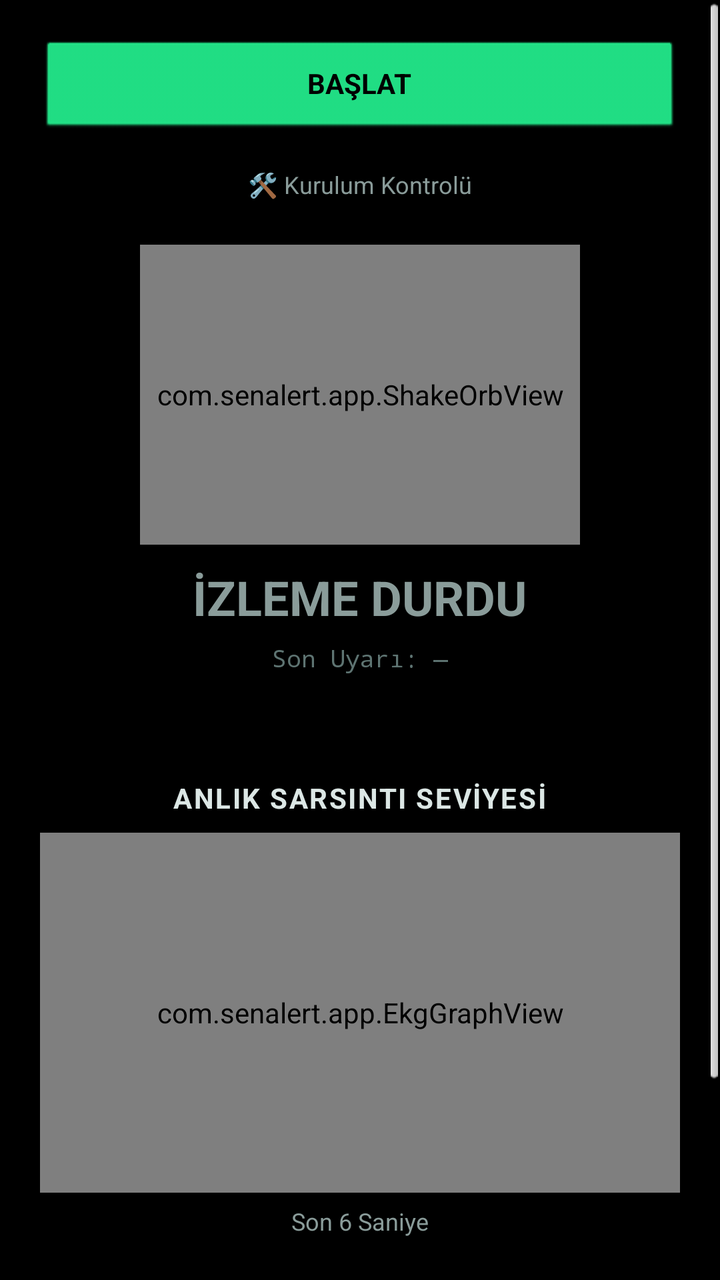
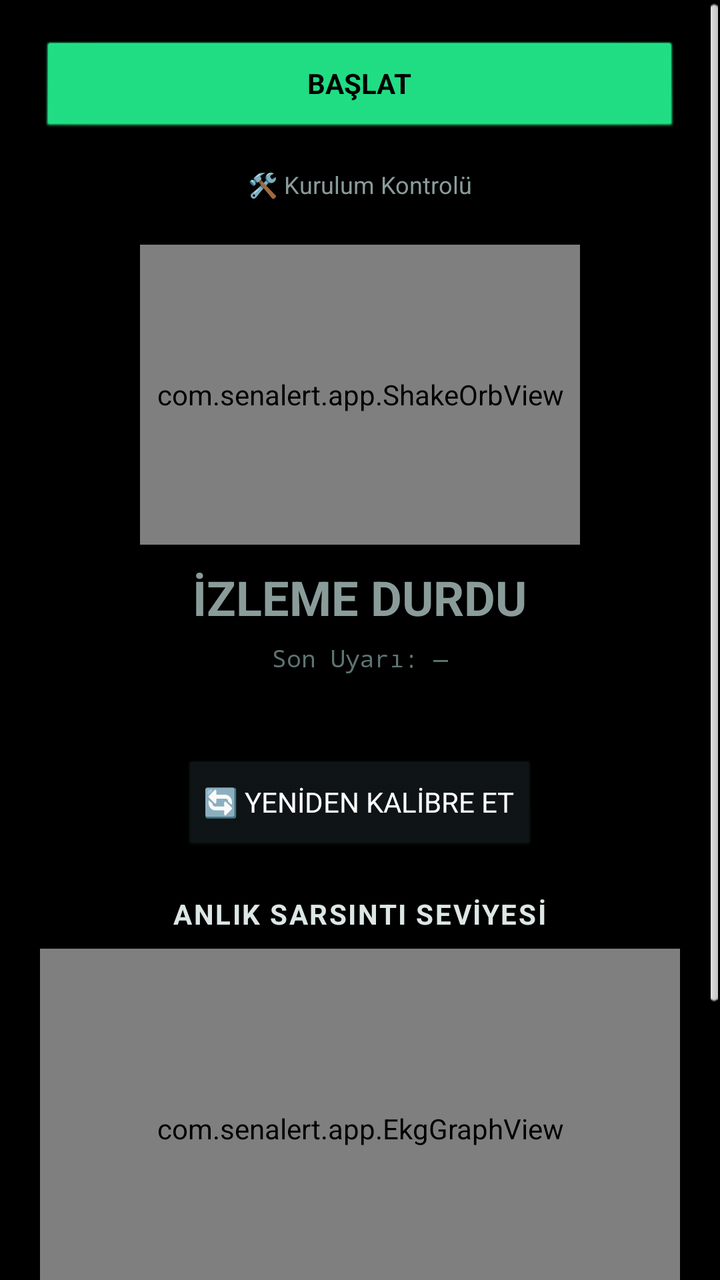

Two renders of the same Android screen: before a commit and after it. Below are the layout's source before the change and the commit's diff.
<!-- AndroidManifest.xml: application theme android:Theme.Black.NoTitleBar -->
<!-- res/layout/activity_main.xml -->
<?xml version="1.0" encoding="utf-8"?>
<ScrollView xmlns:android="http://schemas.android.com/apk/res/android"
    android:id="@+id/rootLayout"
    android:layout_width="match_parent"
    android:layout_height="match_parent"
    android:background="#05070707">

    <LinearLayout
        android:layout_width="match_parent"
        android:layout_height="wrap_content"
        android:orientation="vertical"
        android:padding="20dp">

        <Button
            android:id="@+id/btnToggle"
            android:layout_width="match_parent"
            android:layout_height="wrap_content"
            android:text="BAŞLAT"
            android:backgroundTint="#22E88A"
            android:textColor="#000000"
            android:textStyle="bold"/>

        <TextView
            android:id="@+id/btnSetupToggle"
            android:layout_width="wrap_content"
            android:layout_height="wrap_content"
            android:layout_gravity="center_horizontal"
            android:layout_marginTop="10dp"
            android:padding="6dp"
            android:text="🛠️ Kurulum Kontrolü"
            android:textColor="#8A9C9A"
            android:textSize="12sp"/>

        <LinearLayout
            android:id="@+id/setupPanel"
            android:layout_width="match_parent"
            android:layout_height="wrap_content"
            android:orientation="vertical"
            android:visibility="gone"
            android:background="#0F1517"
            android:padding="14dp"
            android:layout_marginTop="4dp">

            <TextView
                android:id="@+id/setupNotifStatus"
                android:layout_width="wrap_content"
                android:layout_height="wrap_content"
                android:text="Bildirim İzni: —"
                android:textColor="#DCE7E5"
                android:textSize="13sp"/>

            <Button
                android:id="@+id/btnFixNotif"
                android:layout_width="wrap_content"
                android:layout_height="wrap_content"
                android:text="İzin Ver"
                android:backgroundTint="#22E88A"
                android:textColor="#000000"
                android:layout_marginTop="6dp"
                android:visibility="gone"/>

            <View
                android:layout_width="match_parent"
                android:layout_height="1dp"
                android:background="#1C2A2C"
                android:layout_marginTop="12dp"
                android:layout_marginBottom="12dp"/>

            <TextView
                android:id="@+id/setupBatteryStatus"
                android:layout_width="wrap_content"
                android:layout_height="wrap_content"
                android:text="Pil Optimizasyonu: —"
                android:textColor="#DCE7E5"
                android:textSize="13sp"/>

            <Button
                android:id="@+id/btnFixBattery"
                android:layout_width="wrap_content"
                android:layout_height="wrap_content"
                android:text="Kısıtlamayı Kaldır"
                android:backgroundTint="#22E88A"
                android:textColor="#000000"
                android:layout_marginTop="6dp"
                android:visibility="gone"/>

            <View
                android:layout_width="match_parent"
                android:layout_height="1dp"
                android:background="#1C2A2C"
                android:layout_marginTop="12dp"
                android:layout_marginBottom="12dp"/>

            <TextView
                android:layout_width="wrap_content"
                android:layout_height="wrap_content"
                android:text="Otomatik Başlatma (cihaz markanıza göre ayrı bir ayar olabilir)"
                android:textColor="#DCE7E5"
                android:textSize="13sp"/>

            <Button
                android:id="@+id/btnFixAutostart"
                android:layout_width="wrap_content"
                android:layout_height="wrap_content"
                android:text="Ayarları Aç"
                android:backgroundTint="#0F1517"
                android:textColor="#FFFFFF"
                android:layout_marginTop="6dp"/>

        </LinearLayout>

        <com.senalert.app.ShakeOrbView
            android:id="@+id/orbView"
            android:layout_width="220dp"
            android:layout_height="150dp"
            android:layout_gravity="center_horizontal"
            android:layout_marginTop="16dp"/>

        <TextView
            android:id="@+id/stateText"
            android:layout_width="wrap_content"
            android:layout_height="wrap_content"
            android:layout_gravity="center_horizontal"
            android:layout_marginTop="10dp"
            android:text="İZLEME DURDU"
            android:textColor="#8A9C9A"
            android:textSize="24sp"
            android:textStyle="bold"/>

        <TextView
            android:id="@+id/lastAlertText"
            android:layout_width="wrap_content"
            android:layout_height="wrap_content"
            android:layout_gravity="center_horizontal"
            android:layout_marginTop="6dp"
            android:text="Son Uyarı: —"
            android:textColor="#5E7472"
            android:textSize="12sp"
            android:fontFamily="monospace"/>

        <TextView
            android:id="@+id/alertBar"
            android:layout_width="match_parent"
            android:layout_height="wrap_content"
            android:layout_marginTop="16dp"
            android:padding="14dp"
            android:gravity="center"
            android:visibility="gone"
            android:textColor="#000000"
            android:textSize="16sp"
            android:textStyle="bold"
            android:background="#808080"/>

        <TextView
            android:id="@+id/btnMute"
            android:layout_width="wrap_content"
            android:layout_height="wrap_content"
            android:layout_gravity="center_horizontal"
            android:layout_marginTop="8dp"
            android:padding="4dp"
            android:text="🔕 Uyarıyı Sustur"
            android:textColor="#FF3B30"
            android:textSize="12sp"
            android:visibility="invisible"/>

        <TextView
            android:layout_width="wrap_content"
            android:layout_height="wrap_content"
            android:layout_gravity="center_horizontal"
            android:layout_marginTop="20dp"
            android:text="ANLIK SARSINTI SEVİYESİ"
            android:textColor="#DCE7E5"
            android:textSize="14sp"
            android:textStyle="bold"
            android:letterSpacing="0.06"/>

        <com.senalert.app.EkgGraphView
            android:id="@+id/ekgView"
            android:layout_width="match_parent"
            android:layout_height="180dp"
            android:layout_marginTop="8dp"
            android:background="#0a1112"/>

        <TextView
            android:layout_width="wrap_content"
            android:layout_height="wrap_content"
            android:layout_gravity="center_horizontal"
            android:layout_marginTop="6dp"
            android:text="Son 6 Saniye"
            android:textColor="#8A9C9A"
            android:textSize="12sp"/>

        <TextView
            android:id="@+id/btnInfoToggle"
            android:layout_width="wrap_content"
            android:layout_height="wrap_content"
            android:layout_gravity="center_horizontal"
            android:layout_marginTop="18dp"
            android:padding="8dp"
            android:text="ℹ️ Teknik Bilgi"
            android:textColor="#8A9C9A"
            android:textSize="12sp"/>

        <LinearLayout
            android:id="@+id/detailsPanel"
            android:layout_width="match_parent"
            android:layout_height="wrap_content"
            android:orientation="vertical"
            android:visibility="gone"
            android:background="#0F1517"
            android:padding="12dp"
            android:layout_marginTop="4dp">

            <TextView
                android:id="@+id/sensorText"
                android:layout_width="wrap_content"
                android:layout_height="wrap_content"
                android:layout_gravity="center_horizontal"
                android:text="X: 0.00  Y: 0.00  Z: 0.00\nΔXY: 0.00  ΔZ: 0.00"
                android:textColor="#DCE7E5"
                android:textSize="12sp"
                android:fontFamily="monospace"
                android:gravity="center"/>

            <TextView
                android:id="@+id/lastBroadcastText"
                android:layout_width="wrap_content"
                android:layout_height="wrap_content"
                android:layout_gravity="center_horizontal"
                android:layout_marginTop="8dp"
                android:text="Son Veri Güncellemesi: —"
                android:textColor="#22E88A"
                android:textSize="11sp"
                android:fontFamily="monospace"
                android:gravity="center"/>

            <TextView
                android:layout_width="wrap_content"
                android:layout_height="wrap_content"
                android:layout_gravity="center_horizontal"
                android:layout_marginTop="6dp"
                android:text="Seviye ölçeği: 🟢 0-29 Düşük · 🟡 30-69 Orta · 🔴 70-100 Yüksek"
                android:textColor="#8A9C9A"
                android:textSize="10sp"
                android:gravity="center"/>

            <View
                android:layout_width="match_parent"
                android:layout_height="1dp"
                android:background="#1C2A2C"
                android:layout_marginTop="12dp"
                android:layout_marginBottom="12dp"/>

            <TextView
                android:layout_width="wrap_content"
                android:layout_height="wrap_content"
                android:text="Sen-Alert, cihazın bulunduğu noktadaki sarsıntıyı internet bağlantısı gerektirmeden, dahili hareket sensörlerini kullanarak sürekli izler. Amacı panik oluşturmak değil, olası bir sarsıntı durumunda kullanıcıya mümkün olan en kısa sürede farkındalık kazandırmaktır.\n\nSarsıntı seviyeleri (Yeşil / Sarı / Kırmızı), cihazın dahili hareket sensörlerinden alınan verilerin analizine göre belirlenir. Eşik değerleri gerçek kullanım testleriyle optimize edilmiştir.\n\nBu uygulama bir deprem büyüklüğü veya deprem şiddeti ölçüm cihazı değildir. Ölçülen değerler; cihazın modeli, sensör özellikleri, bulunduğu yüzey ve konum gibi etkenlere bağlı olarak değişebilir. Sen-Alert, yalnızca cihazın bulunduğu noktadaki sarsıntıyı algılayarak kullanıcıyı mümkün olan en kısa sürede ses, titreşim ve ışık bildirimleriyle uyarmayı amaçlar."
                android:textColor="#8A9C9A"
                android:textSize="11sp"
                android:lineSpacingExtra="3dp"/>

            <View
                android:layout_width="match_parent"
                android:layout_height="1dp"
                android:background="#1C2A2C"
                android:layout_marginTop="12dp"
                android:layout_marginBottom="12dp"/>

            <TextView
                android:layout_width="wrap_content"
                android:layout_height="wrap_content"
                android:layout_gravity="center_horizontal"
                android:text="CANLI ALGORİTMA KARŞILAŞTIRMA (TEST MODU)"
                android:textColor="#FFD60A"
                android:textSize="11sp"
                android:textStyle="bold"
                android:letterSpacing="0.05"/>

            <TextView
                android:id="@+id/testModeOffNotice"
                android:layout_width="wrap_content"
                android:layout_height="wrap_content"
                android:layout_gravity="center_horizontal"
                android:layout_marginTop="8dp"
                android:text="Test Modu kapalı - Ayarlar'dan açabilirsiniz"
                android:textColor="#5E7472"
                android:textSize="10sp"/>

            <LinearLayout
                android:id="@+id/comparisonPanel"
                android:layout_width="match_parent"
                android:layout_height="wrap_content"
                android:orientation="vertical"
                android:visibility="gone"
                android:layout_marginTop="8dp">

                <LinearLayout
                    android:layout_width="match_parent"
                    android:layout_height="wrap_content"
                    android:orientation="horizontal">

                    <LinearLayout
                        android:layout_width="0dp"
                        android:layout_height="wrap_content"
                        android:layout_weight="1"
                        android:orientation="vertical"
                        android:gravity="center">
                        <TextView
                            android:layout_width="wrap_content" android:layout_height="wrap_content"
                            android:text="MEVCUT V1 (XY)" android:textColor="#5E7472" android:textSize="9sp"/>
                        <TextView
                            android:id="@+id/cmpSxy"
                            android:layout_width="wrap_content" android:layout_height="wrap_content"
                            android:text="0.00" android:textColor="#DCE7E5" android:textSize="18sp" android:textStyle="bold"/>
                        <TextView
                            android:id="@+id/cmpSxyState"
                            android:layout_width="wrap_content" android:layout_height="wrap_content"
                            android:text="NORMAL" android:textColor="#22E88A" android:textSize="11sp"/>
                    </LinearLayout>

                    <LinearLayout
                        android:layout_width="0dp"
                        android:layout_height="wrap_content"
                        android:layout_weight="1"
                        android:orientation="vertical"
                        android:gravity="center">
                        <TextView
                            android:layout_width="wrap_content" android:layout_height="wrap_content"
                            android:text="TEST V1.1 (XYZ w=0.3)" android:textColor="#5E7472" android:textSize="9sp"/>
                        <TextView
                            android:id="@+id/cmpSxyz"
                            android:layout_width="wrap_content" android:layout_height="wrap_content"
                            android:text="0.00" android:textColor="#DCE7E5" android:textSize="18sp" android:textStyle="bold"/>
                        <TextView
                            android:id="@+id/cmpSxyzState"
                            android:layout_width="wrap_content" android:layout_height="wrap_content"
                            android:text="NORMAL" android:textColor="#22E88A" android:textSize="11sp"/>
                    </LinearLayout>
                </LinearLayout>

                <View
                    android:layout_width="match_parent" android:layout_height="1dp"
                    android:background="#1C2A2C" android:layout_marginTop="10dp" android:layout_marginBottom="10dp"/>

                <TextView
                    android:layout_width="wrap_content" android:layout_height="wrap_content"
                    android:text="TEPKİ SÜRELERİ (SON BÖLÜM)"
                    android:textColor="#5E7472" android:textSize="9sp" android:layout_gravity="center_horizontal"/>

                <LinearLayout
                    android:layout_width="match_parent" android:layout_height="wrap_content"
                    android:orientation="horizontal" android:layout_marginTop="6dp">
                    <TextView
                        android:layout_width="0dp" android:layout_height="wrap_content" android:layout_weight="1"
                        android:text="🟡 Sarı: XY" android:textColor="#8A9C9A" android:textSize="11sp"/>
                    <TextView
                        android:id="@+id/cmpYellowXy"
                        android:layout_width="0dp" android:layout_height="wrap_content" android:layout_weight="1"
                        android:text="—" android:textColor="#DCE7E5" android:textSize="11sp" android:gravity="end"/>
                </LinearLayout>

                <LinearLayout
                    android:layout_width="match_parent" android:layout_height="wrap_content"
                    android:orientation="horizontal">
                    <TextView
                        android:layout_width="0dp" android:layout_height="wrap_content" android:layout_weight="1"
                        android:text="🟡 Sarı: XYZ" android:textColor="#8A9C9A" android:textSize="11sp"/>
                    <TextView
                        android:id="@+id/cmpYellowXyz"
                        android:layout_width="0dp" android:layout_height="wrap_content" android:layout_weight="1"
                        android:text="—" android:textColor="#DCE7E5" android:textSize="11sp" android:gravity="end"/>
                </LinearLayout>

                <LinearLayout
                    android:layout_width="match_parent" android:layout_height="wrap_content"
                    android:orientation="horizontal" android:layout_marginTop="6dp">
                    <TextView
                        android:layout_width="0dp" android:layout_height="wrap_content" android:layout_weight="1"
                        android:text="🔴 Kırmızı: XY" android:textColor="#8A9C9A" android:textSize="11sp"/>
                    <TextView
                        android:id="@+id/cmpRedXy"
                        android:layout_width="0dp" android:layout_height="wrap_content" android:layout_weight="1"
                        android:text="—" android:textColor="#DCE7E5" android:textSize="11sp" android:gravity="end"/>
                </LinearLayout>

                <LinearLayout
                    android:layout_width="match_parent" android:layout_height="wrap_content"
                    android:orientation="horizontal">
                    <TextView
                        android:layout_width="0dp" android:layout_height="wrap_content" android:layout_weight="1"
                        android:text="🔴 Kırmızı: XYZ" android:textColor="#8A9C9A" android:textSize="11sp"/>
                    <TextView
                        android:id="@+id/cmpRedXyz"
                        android:layout_width="0dp" android:layout_height="wrap_content" android:layout_weight="1"
                        android:text="—" android:textColor="#DCE7E5" android:textSize="11sp" android:gravity="end"/>
                </LinearLayout>

                <Button
                    android:id="@+id/btnSaveCsv"
                    android:layout_width="match_parent" android:layout_height="wrap_content"
                    android:text="💾 TESTİ KAYDET (CSV)"
                    android:backgroundTint="#FFD60A" android:textColor="#000000"
                    android:layout_marginTop="14dp"/>
            </LinearLayout>
        </LinearLayout>

        <Button
            android:id="@+id/btnRecalibrate"
            android:layout_width="wrap_content"
            android:layout_height="wrap_content"
            android:layout_gravity="center_horizontal"
            android:layout_marginTop="16dp"
            android:text="YENİDEN KALİBRE ET"
            android:backgroundTint="#0F1517"
            android:textColor="#FFFFFF"
            android:visibility="gone"/>

        <Button
            android:id="@+id/btnSettings"
            android:layout_width="match_parent"
            android:layout_height="wrap_content"
            android:layout_marginTop="20dp"
            android:text="AYARLAR"
            android:backgroundTint="#0F1517"
            android:textColor="#FFFFFF"/>

    </LinearLayout>
</ScrollView>
<!-- resources referenced by this layout -->
<resources>

</resources>

<!-- the commit's change to res/layout/activity_main.xml (unified diff, before → after) -->
@@ -163,6 +163,17 @@
             android:textSize="12sp"
             android:visibility="invisible"/>
 
+        
+        <Button
+            android:id="@+id/btnRecalibrate"
+            android:layout_width="wrap_content"
+            android:layout_height="wrap_content"
+            android:layout_gravity="center_horizontal"
+            android:layout_marginTop="10dp"
+            android:text="🔄 YENİDEN KALİBRE ET"
+            android:backgroundTint="#0F1517"
+            android:textColor="#FFFFFF"/>
+
         <TextView
             android:layout_width="wrap_content"
             android:layout_height="wrap_content"
@@ -405,17 +416,6 @@
         </LinearLayout>
 
         <Button
-            android:id="@+id/btnRecalibrate"
-            android:layout_width="wrap_content"
-            android:layout_height="wrap_content"
-            android:layout_gravity="center_horizontal"
-            android:layout_marginTop="16dp"
-            android:text="YENİDEN KALİBRE ET"
-            android:backgroundTint="#0F1517"
-            android:textColor="#FFFFFF"
-            android:visibility="gone"/>
-
-        <Button
             android:id="@+id/btnSettings"
             android:layout_width="match_parent"
             android:layout_height="wrap_content"
